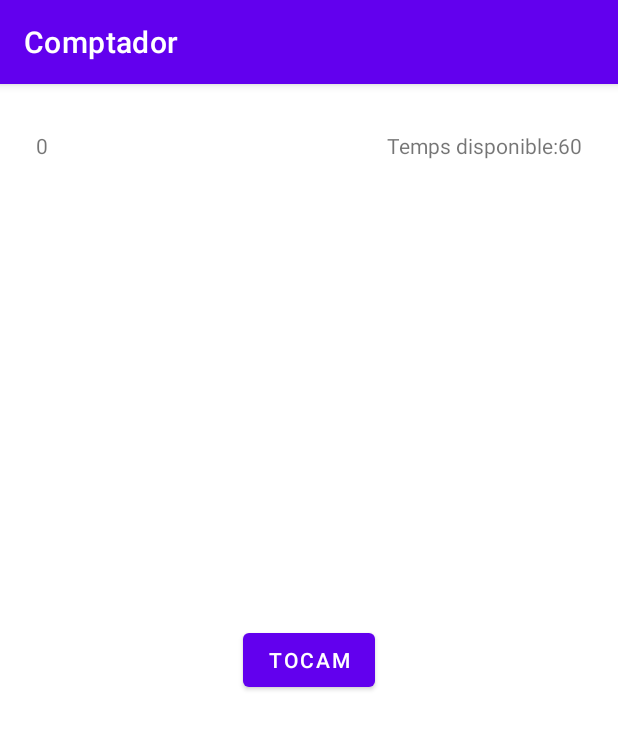
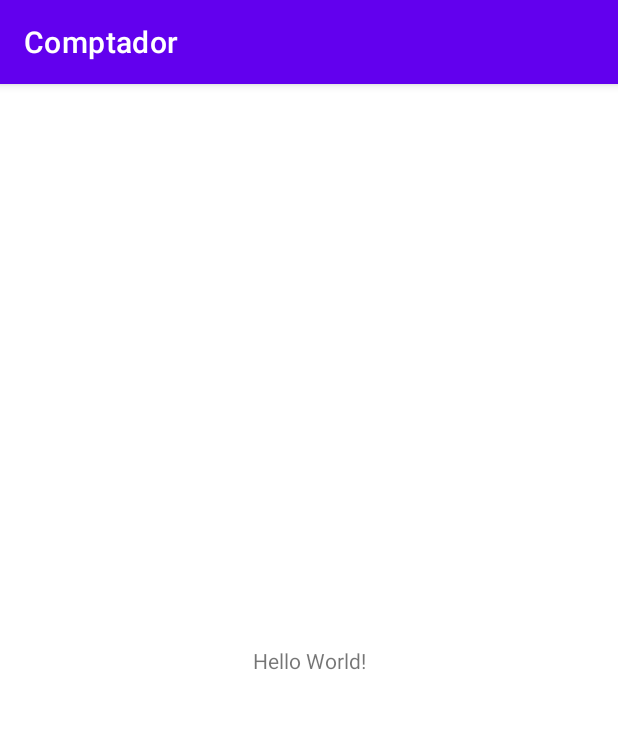
Before and after one commit to Palanka777/Comptador, an Android app: the screen it shows after launch (MainActivity), on a phone screen of 412 x 824 dp. Shown: the top 729 px of the screen. Run offline under Robolectric (Android 15) with nearby library versions, the phone set to English and light mode, and no system bars.

Commit message:
Torno a passar la versio 1

```diff
--- a/app/src/main/java/me/davidpont/dam/comptador/MainActivity.kt
+++ b/app/src/main/java/me/davidpont/dam/comptador/MainActivity.kt
@@ -7,35 +7,12 @@ import android.widget.TextView
 
 class MainActivity : AppCompatActivity() {
 
-    internal lateinit var tapMeButton : Button
-    internal lateinit var timeTextView : TextView
-    internal lateinit var counterTextView: TextView
-    internal var counter=0;
-    internal var time= 60;
 
     override fun onCreate(savedInstanceState: Bundle?) {
         super.onCreate(savedInstanceState)
         setContentView(R.layout.activity_main)
 
-        tapMeButton = findViewById(R.id.tapMeButton)
-        timeTextView = findViewById(R.id.timeTextView)
-        counterTextView = findViewById(R.id.counterTextView)
-
-        //Actualizar o definir el valor del inicial de counterTextView -> counterTextView = score -> 0
-
-        //TODO en algun moment haurem d'executar incementCounter
-
-        tapMeButton.setOnClickListener{
-            incrementCounter()
-            //TODO iniciar el comptador
-        }
-        timeTextView.text=getString(R.string.timeText, time)
     }
 
-    private fun incrementCounter(){
 
-        counter++
-        counterTextView.text = counter.toString()
-
-    }
 }
--- a/app/src/main/res/layout/activity_main.xml
+++ b/app/src/main/res/layout/activity_main.xml
@@ -7,38 +7,12 @@
     tools:context=".MainActivity">
 
     <TextView
-        android:id="@+id/timeTextView"
         android:layout_width="wrap_content"
         android:layout_height="wrap_content"
-        android:layout_marginTop="16dp"
-        android:layout_marginEnd="24dp"
-        android:text="@string/timeText"
+        android:text="Hello World!"
         app:layout_constraintBottom_toBottomOf="parent"
-        app:layout_constraintEnd_toEndOf="parent"
-        app:layout_constraintTop_toTopOf="parent"
-        app:layout_constraintVertical_bias="0.021" />
-
-    <TextView
-        android:id="@+id/counterTextView"
-        android:layout_width="wrap_content"
-        android:layout_height="wrap_content"
-        android:layout_marginStart="24dp"
-        android:layout_marginTop="16dp"
-        android:text="0"
-        app:layout_constraintBottom_toBottomOf="parent"
-        app:layout_constraintStart_toStartOf="parent"
-        app:layout_constraintTop_toTopOf="parent"
-        app:layout_constraintVertical_bias="0.021"
-        tools:ignore="DuplicateIds" />
-
-    <Button
-        android:id="@+id/tapMeButton"
-        android:layout_width="wrap_content"
-        android:layout_height="wrap_content"
-        android:text="@string/toucheMe"
-        app:layout_constraintBottom_toBottomOf="parent"
-        app:layout_constraintEnd_toEndOf="parent"
-        app:layout_constraintStart_toStartOf="parent"
+        app:layout_constraintLeft_toLeftOf="parent"
+        app:layout_constraintRight_toRightOf="parent"
         app:layout_constraintTop_toTopOf="parent" />
 
 
```
